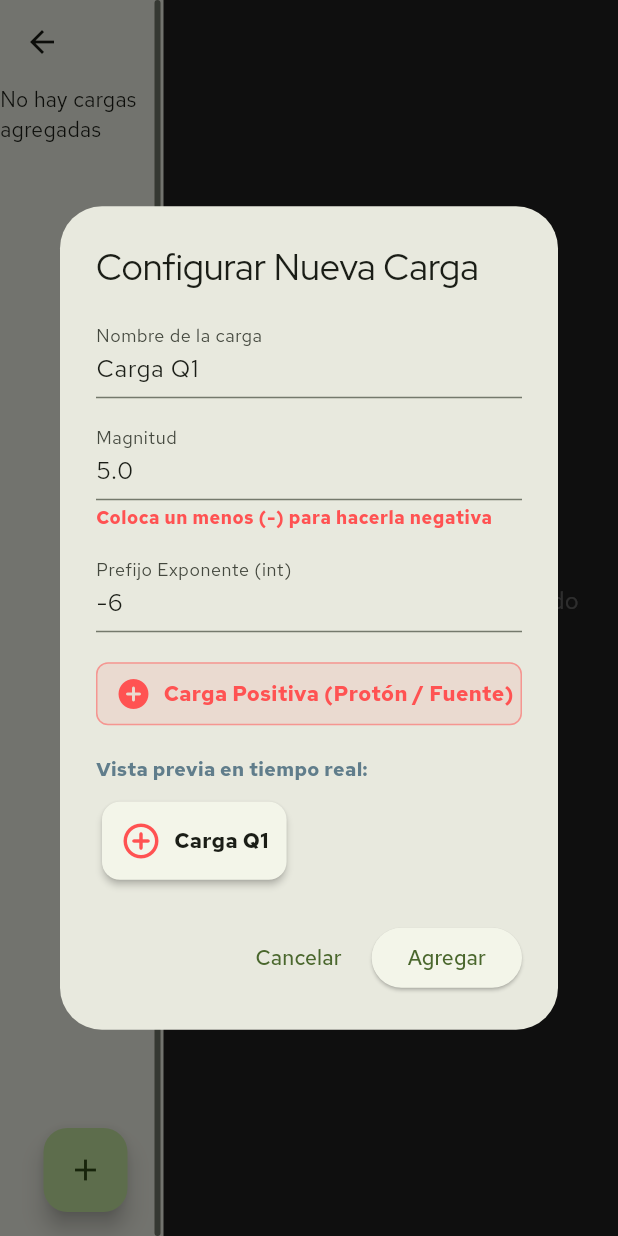
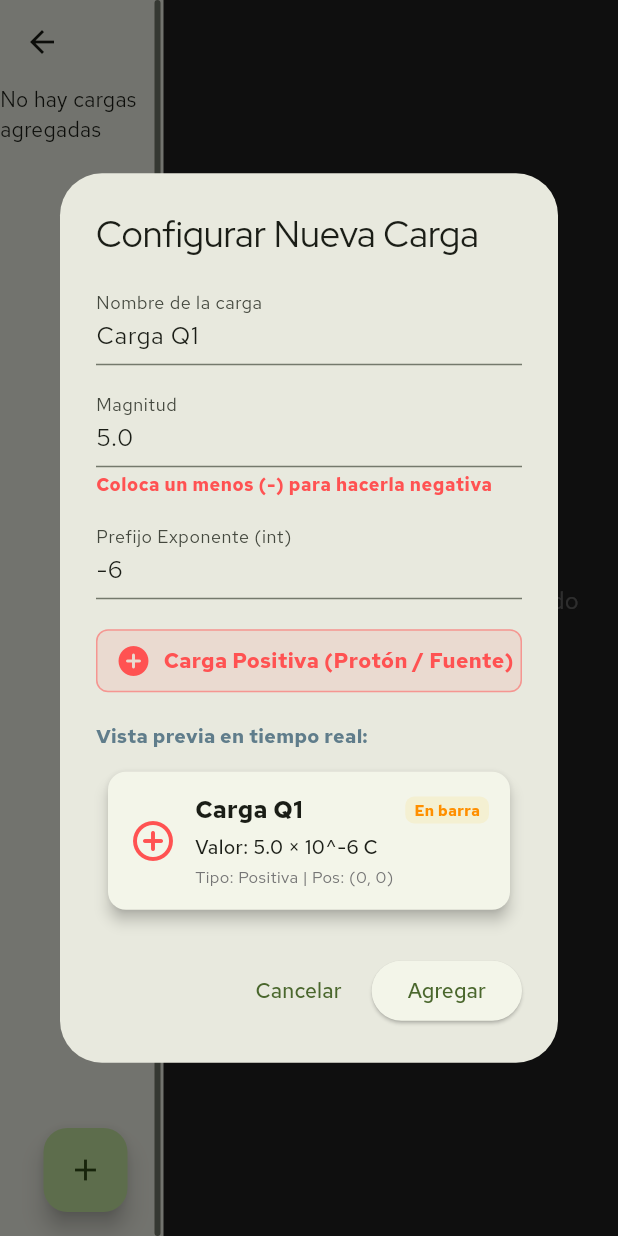
Before and after one commit to mcmarin21/simulador_cargas, a Flutter app: the AppHome screen opened directly, after a tap on the "add" icon, on a phone screen of 412 x 824 dp. Run offline on Flutter 3.47's test engine with Material 3 defaults, Android fonts, the phone set to English and light mode, and no system bars; our stand-ins replace google_fonts, material_symbols_icons.

Commit message:
Cargas lista

```diff
--- a/lib/ui/components/carga_display.dart
+++ b/lib/ui/components/carga_display.dart
@@ -13,48 +13,127 @@
 
   @override
   Widget build(BuildContext context) {
+    // 1. Identificamos los datos visuales dinámicos según el signo matemático de la magnitud
     IconData icono = Icons.circle_outlined;
-    Color colorIcono = Colors.grey;
+    Color colorTematico = Colors.grey;
+    String tipoTexto = "Neutra";
 
     if (carga.magnitud > 0) {
       icono = Icons.add_circle_outline_rounded;
-      colorIcono = Colors.redAccent;
+      colorTematico = Colors.redAccent;
+      tipoTexto = "Positiva";
     } else if (carga.magnitud < 0) {
       icono = Icons.remove_circle_outline_rounded;
-      colorIcono = Colors.blueAccent;
+      colorTematico = Colors.blueAccent;
+      tipoTexto = "Negativa";
     }
 
-    // Diseñamos la tarjeta básica que se repite
+    // 2. Evaluamos si ya está en el plano o sigue en la barra (asumiendo 0,0 como origen del panel)
+    bool estaEnPlano = (carga.pos.x != 0 || carga.pos.y != 0);
+
+    // 3. Rediseñamos la tarjeta con todos sus metadatos físicos internos
     Widget tarjetaCarga = Card(
-      elevation: 2,
+      margin: const EdgeInsets.symmetric(vertical: 6, horizontal: 8),
+      elevation: estaEnPlano ? 1 : 4, // Menor relieve visual si ya está en el plano
+      shape: RoundedRectangleBorder(
+        borderRadius: BorderRadius.circular(12),
+        // Si está en el plano, le encendemos un borde reactivo del color de la carga
+        side: BorderSide(
+          color: estaEnPlano ? colorTematico.withOpacity(0.6) : Colors.transparent,
+          width: estaEnPlano ? 2 : 0,
+        ),
+      ),
       child: Padding(
-        padding: const EdgeInsets.all(12.0),
+        padding: const EdgeInsets.all(14.0),
         child: Row(
-          mainAxisSize: MainAxisSize.min,
+          crossAxisAlignment: CrossAxisAlignment.center,
           children: [
-            Icon(icono, color: colorIcono, size: 28),
-            const SizedBox(width: 8),
-            Text(carga.nombre, style: const TextStyle(fontWeight: FontWeight.bold)),
+            // El ícono representativo de física con su color temático
+            Icon(icono, color: colorTematico, size: 32),
+            const SizedBox(width: 12),
+
+            // Columna informativa con la info estructurada de la carga
+            Expanded(
+              child: Column(
+                crossAxisAlignment: CrossAxisAlignment.start,
+                mainAxisSize: MainAxisSize.min,
+                children: [
+                  // Renglón superior: Nombre + Chip de Estado dinámico
+                  Row(
+                    mainAxisAlignment: MainAxisAlignment.spaceBetween,
+                    children: [
+                      Text(
+                        carga.nombre,
+                        style: const TextStyle(
+                          fontSize: 16,
+                          fontWeight: FontWeight.bold,
+                        ),
+                      ),
+
+                      // Pequeño indicador del estado de arrastre
+                      Container(
+                        padding: const EdgeInsets.symmetric(horizontal: 6, vertical: 2),
+                        decoration: BoxDecoration(
+                          color: estaEnPlano ? Colors.green.withOpacity(0.1) : Colors.amber.withOpacity(0.1),
+                          borderRadius: BorderRadius.circular(6),
+                        ),
+                        child: Text(
+                          estaEnPlano ? "En plano" : "En barra",
+                          style: TextStyle(
+                            fontSize: 10,
+                            fontWeight: FontWeight.bold,
+                            color: estaEnPlano ? Colors.green : Colors.amber[800],
+                          ),
+                        ),
+                      ),
+                    ],
+                  ),
+                  const SizedBox(height: 4),
+
+                  // Renglón medio: Valor con notación científica estilizada (Ej: 5.0 × 10^-6 C)
+                  Text(
+                    "Valor: ${carga.magnitud} × 10^${carga.prefijo} C",
+                    style: const TextStyle(
+                      fontSize: 13,
+                      fontWeight: FontWeight.w500,
+                    ),
+                  ),
+                  const SizedBox(height: 2),
+
+                  // Renglón inferior: Coordenadas físicas reales y tipo de carga
+                  Text(
+                    "Tipo: $tipoTexto | Pos: (${carga.pos.x.toStringAsFixed(0)}, ${carga.pos.y.toStringAsFixed(0)})",
+                    style: TextStyle(
+                      fontSize: 11,
+                      color: Colors.grey[600],
+                    ),
+                  ),
+                ],
+              ),
+            ),
           ],
         ),
       ),
     );
 
-    // Hacemos que la tarjeta sea arrastrable
+    // 4. Mantenemos tu excelente estructura del Draggable intacta
     return Draggable<Carga>(
-      data: carga, // El objeto que va a viajar al soltarlo
+      data: carga, // El objeto viaja al soltarlo en el DragTarget
       feedback: Material(
         color: Colors.transparent,
         child: Opacity(
-          opacity: 0.7, // Se vuelve semi-transparente mientras lo arrastras
-          child: tarjetaCarga,
+          opacity: 0.75, // Semi-transparente al vuelo
+          child: SizedBox(
+            width: 250, // Forzamos un ancho controlado para que no colapse al arrastrar
+            child: tarjetaCarga,
+          ),
         ),
       ),
       childWhenDragging: Opacity(
-        opacity: 0.3, // Opaca el objeto original en la lista mientras se arrastra
+        opacity: 0.3, // Opaca el objeto en la barra lateral mientras se arrastra
         child: tarjetaCarga,
       ),
-      child: tarjetaCarga, // Aspecto normal cuando está quieto en la lista
+      child: tarjetaCarga, // Aspecto normal en la lista
     );
   }
 }
--- a/lib/ui/screens/app_home.dart
+++ b/lib/ui/screens/app_home.dart
@@ -98,25 +98,44 @@
 
                         // Renderizamos en el plano las cargas que ya tienen coordenadas
                         ...cargas.map((c) {
-                          // Si sigue en el origen (0,0), asumimos que no ha sido arrastrada al plano
                           if (c.pos.x == 0 && c.pos.y == 0) return const SizedBox.shrink();
 
-                          // Definimos colores según el signo de la carga
-                          Color colorCarga = c.magnitud > 0 ? Colors.red : (c.magnitud < 0 ? Colors.blue : Colors.grey);
-                          IconData iconoCarga = c.magnitud > 0 ? Icons.add_circle : (c.magnitud < 0 ? Icons.remove_circle : Icons.circle_outlined);
+  Color colorCarga = c.magnitud > 0 ? Colors.red : Colors.blue;
+  IconData iconoCarga = c.magnitud > 0 ? Icons.add_circle : Icons.remove_circle;
 
   return Positioned(
-                            left: c.pos.x - 20, // Centramos el ícono (mitad del tamaño de 40)
+    left: c.pos.x - 20,
     top: c.pos.y - 20,
+    child: GestureDetector(
+      // OPCIÓN A: Si da doble clic sobre la esfera, se regresa al panel
+      onDoubleTap: () {
+        setState(() {
+          c.pos.x = 0;
+          c.pos.y = 0;
+        });
+      },
+      // OPCIÓN B: Si deja presionado el ícono, se elimina por COMPLETO de la app
+      onLongPress: () {
+        setState(() {
+          cargas.remove(c); // La borramos por completo de la lista unificada
+        });
+        ScaffoldMessenger.of(context).showSnackBar(
+          SnackBar(content: Text('${c.nombre} eliminada del simulador')),
+        );
+      },
+      child: Tooltip(
+        message: "${c.nombre}\n• Doble clic: Regresar al panel\n• Mantener presionado: Borrar del todo",
         child: Column(
           mainAxisSize: MainAxisSize.min,
           children: [
             Icon(iconoCarga, color: colorCarga, size: 40),
             Text(
               c.nombre,
-                                  style: const TextStyle(color: Colors.white70, fontSize: 11, fontWeight: FontWeight.bold),
+              style: const TextStyle(color: Colors.white70, fontSize: 11),
             ),
           ],
+        ),
+      ),
     ),
   );
 }),
```
Lines whose indentation alone changed are shown as unchanged.
